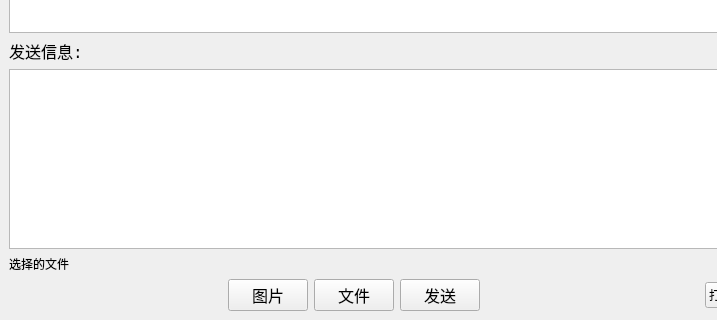
Before: the Qt Designer form tcpsocket/mainwindow.ui in ningzichun/socket, drawn with Qt 5; both pictures show x 0 to 717 and y 302 to 622 of the 806 by 622 pixel window.
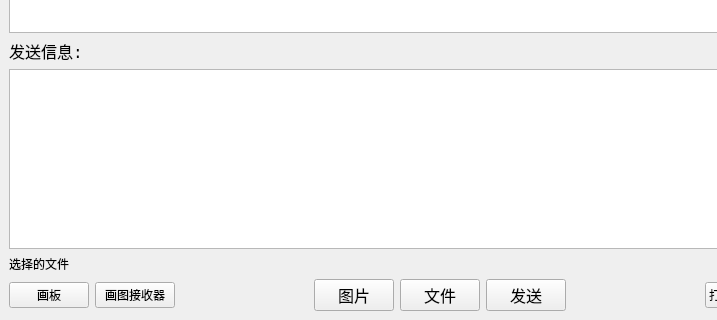
After: the same form once the commit is applied.

```diff
--- a/tcpsocket/mainwindow.ui
+++ b/tcpsocket/mainwindow.ui
@@ -355,6 +355,20 @@
     </item>
     <item>
      <layout class="QHBoxLayout" name="horizontalLayout">
+      <item>
+       <widget class="QPushButton" name="paintsendButton">
+        <property name="text">
+         <string>画板</string>
+        </property>
+       </widget>
+      </item>
+      <item>
+       <widget class="QPushButton" name="paintreceiveButton">
+        <property name="text">
+         <string>画图接收器</string>
+        </property>
+       </widget>
+      </item>
       <item>
        <spacer name="horizontalSpacer">
         <property name="orientation">
```
Left out of the diff: 2 changed lines with no effect on the pictures.
